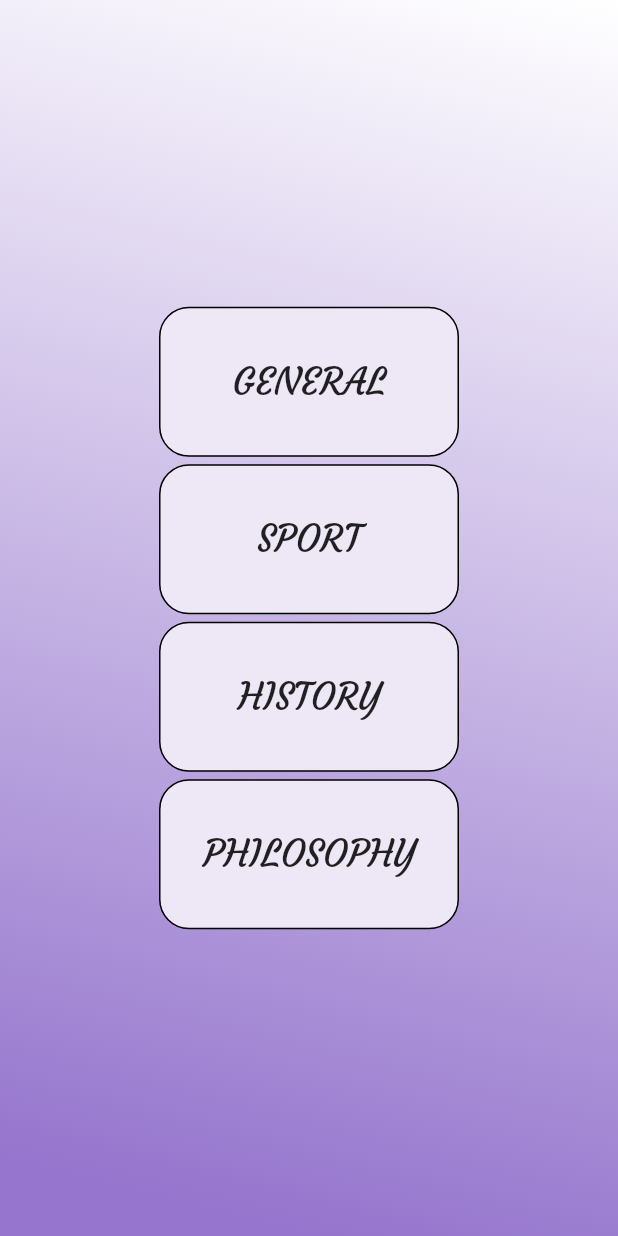
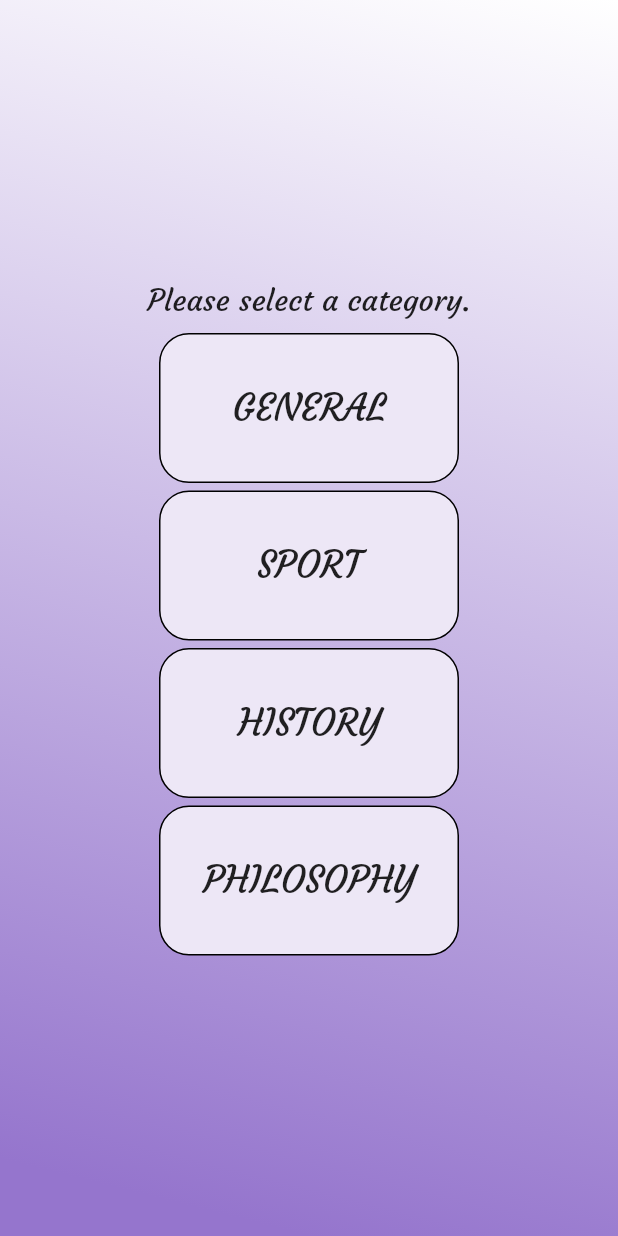
Before and after one commit to EmranDenizz/squirrel_quiz_show, a Flutter app: the screen it shows after launch, on a phone screen of 412 x 824 dp. Run offline on Flutter 3.47's test engine with Material 2 defaults, Android fonts, the phone set to English and light mode, and no system bars.

Commit message:
buttons added.

```diff
--- a/lib/main.dart
+++ b/lib/main.dart
@@ -29,16 +29,36 @@ class HomePage extends StatelessWidget {
                   child: Column(
                     mainAxisAlignment: MainAxisAlignment.center,
                     children: [
+                      Text(
+                        "Please select a category.",
+                        style: TextStyle(
+                          fontSize: 20,
+                          fontFamily: "Courgette",
+                        ),
+                      ),
+                      SizedBox(
+                        height: 10,
+                      ),
                       Container(
                         alignment: Alignment.center,
                         width: 200,
                         height: 100,
+                        child: SizedBox(
+                          height: double.infinity,
+                          child: TextButton(
+                            style: TextButton.styleFrom(
+                              foregroundColor: Colors.white,
+                            ),
+                            onPressed: () {},
                             child: Text(
                               "GENERAL",
                               textAlign: TextAlign.center,
                               style: TextStyle(
+                                color: Colors.black87,
                                 fontSize: 25,
                                 fontFamily: "Courgette",
+                              ),
+                            ),
                           ),
                         ),
                         decoration: BoxDecoration(
@@ -57,12 +77,22 @@ class HomePage extends StatelessWidget {
                         alignment: Alignment.center,
                         width: 200,
                         height: 100,
+                        child: SizedBox(
+                          height: double.infinity,
+                          child: TextButton(
+                            style: TextButton.styleFrom(
+                              foregroundColor: Colors.white,
+                            ),
+                            onPressed: () {},
                             child: Text(
                               "SPORT",
                               textAlign: TextAlign.center,
                               style: TextStyle(
+                                color: Colors.black87,
                                 fontSize: 25,
                                 fontFamily: "Courgette",
+                              ),
+                            ),
                           ),
                         ),
                         decoration: BoxDecoration(
@@ -81,12 +111,22 @@ class HomePage extends StatelessWidget {
                         alignment: Alignment.center,
                         width: 200,
                         height: 100,
+                        child: SizedBox(
+                          height: double.infinity,
+                          child: TextButton(
+                            style: TextButton.styleFrom(
+                              foregroundColor: Colors.white,
+                            ),
+                            onPressed: () {},
                             child: Text(
                               "HISTORY",
                               textAlign: TextAlign.center,
                               style: TextStyle(
+                                color: Colors.black87,
                                 fontSize: 25,
                                 fontFamily: "Courgette",
+                              ),
+                            ),
                           ),
                         ),
                         decoration: BoxDecoration(
@@ -105,12 +145,22 @@ class HomePage extends StatelessWidget {
                         alignment: Alignment.center,
                         width: 200,
                         height: 100,
+                        child: SizedBox(
+                          height: double.infinity,
+                          child: TextButton(
+                            style: TextButton.styleFrom(
+                              foregroundColor: Colors.white,
+                            ),
+                            onPressed: () {},
                             child: Text(
                               "PHILOSOPHY",
                               textAlign: TextAlign.center,
                               style: TextStyle(
+                                color: Colors.black87,
                                 fontSize: 25,
                                 fontFamily: "Courgette",
+                              ),
+                            ),
                           ),
                         ),
                         decoration: BoxDecoration(
```
Lines whose indentation alone changed are shown as unchanged.
